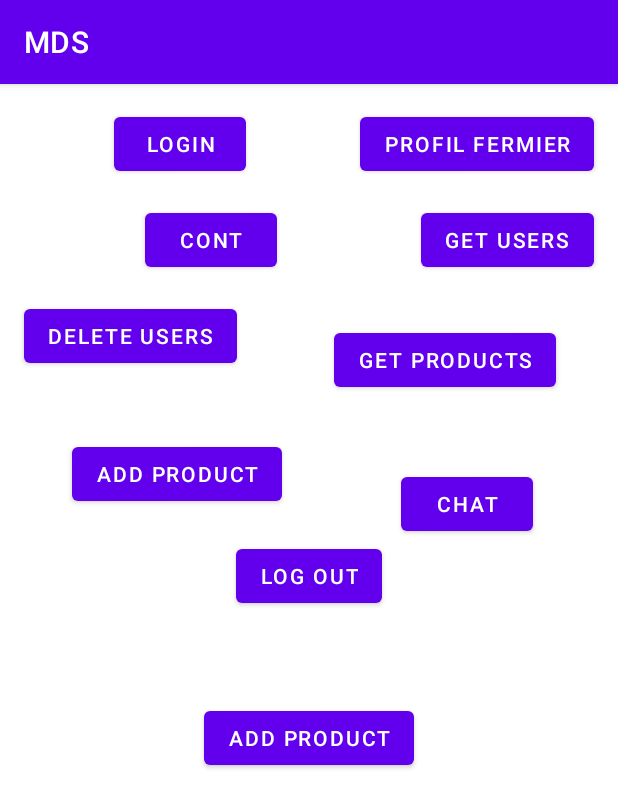
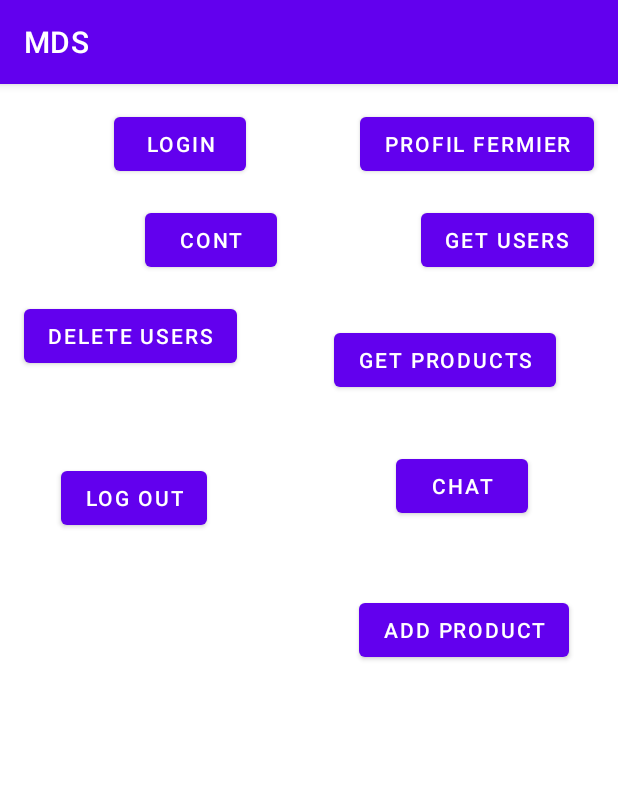
Before and after one commit to andreeamatei5810/Smart-Farmer, an Android app: the screen it shows after launch (MainActivity), on a phone screen of 412 x 824 dp. Shown: the top 808 px of the screen. Run offline under Robolectric (Android 15) with nearby library versions, the phone set to English and light mode, and no system bars.

Commit message:
I have displayed the products from the database

```diff
--- a/app/src/main/java/com/example/mds/MainActivity.java
+++ b/app/src/main/java/com/example/mds/MainActivity.java
@@ -18,7 +18,7 @@ public class MainActivity extends AppCompatActivity {
     private EditText imageDetailsET;
     private ImageView objectImageView;
 
-    Button farmerProfile,login,dbButton,deleteUsers, clientProfile,addProduct,dbProd,contacts,logout,upload;
+    Button farmerProfile,login,dbButton,deleteUsers, clientProfile,addProduct,dbProd,contacts,logout,upload,show;
     DBHelper dbHelper;
 
     @Override
@@ -62,6 +62,19 @@ public class MainActivity extends AppCompatActivity {
                 startActivity(i);
             }
         });
+
+
+/*
+        show = findViewById(R.id.show);
+        show.setOnClickListener(new View.OnClickListener() {
+            @Override
+            public void onClick(View v) {
+                Intent i = new Intent(MainActivity.this, ShowImagesActivity.class);
+                startActivity(i);
+            }
+        });
+*/
+
 
         dbHelper = new DBHelper(this);
         dbButton = findViewById(R.id.buttonGetUsers);
--- a/app/src/main/java/com/example/mds/ProductClass.java
+++ b/app/src/main/java/com/example/mds/ProductClass.java
@@ -9,10 +9,6 @@ public class ProductClass {
     Bitmap image;
 
 
-    public ProductClass(String prodName, Bitmap image) {
-        this.prodName = prodName;
-        this.image = image;
-    }
 
     public ProductClass(String prodName, int prodPirce, String prodDescription, Bitmap image) {
         this.prodPirce = prodPirce;
--- a/app/src/main/java/com/example/mds/UploadActivity.java
+++ b/app/src/main/java/com/example/mds/UploadActivity.java
@@ -93,4 +93,10 @@ public class UploadActivity extends AppCompatActivity  {
 
         }
     }
+
+    public void moveToShowActivity(View view){
+        Intent i = new Intent(this,ShowImagesActivity.class);
+        startActivity(i);
+
+    }
 }
--- a/app/src/main/res/layout/activity_main.xml
+++ b/app/src/main/res/layout/activity_main.xml
@@ -2,6 +2,7 @@
 <androidx.constraintlayout.widget.ConstraintLayout xmlns:android="http://schemas.android.com/apk/res/android"
     xmlns:app="http://schemas.android.com/apk/res-auto"
     xmlns:tools="http://schemas.android.com/tools"
+    android:id="@+id/show"
     android:layout_width="match_parent"
     android:layout_height="match_parent"
     tools:context=".MainActivity">
@@ -72,41 +73,34 @@
         app:layout_constraintTop_toBottomOf="@+id/buttonGetUsers" />
 
     <Button
-        android:id="@+id/buttonAddProduct"
-        android:layout_width="wrap_content"
-        android:layout_height="wrap_content"
-        android:layout_marginStart="48dp"
-        android:layout_marginTop="44dp"
-        android:text="@string/add_product"
-        app:layout_constraintStart_toStartOf="parent"
-        app:layout_constraintTop_toBottomOf="@+id/buttonDeleteUsers" />
-
-    <Button
         android:id="@+id/contacts"
         android:layout_width="wrap_content"
         android:layout_height="wrap_content"
-        android:layout_marginStart="79dp"
-        android:layout_marginTop="48dp"
+        android:layout_marginTop="36dp"
+        android:layout_marginEnd="60dp"
         android:text="@string/chat"
-        app:layout_constraintStart_toEndOf="@+id/buttonAddProduct"
+        app:layout_constraintEnd_toEndOf="parent"
         app:layout_constraintTop_toBottomOf="@+id/buttonGetProducts" />
 
     <Button
         android:id="@+id/buttonLogout"
         android:layout_width="wrap_content"
         android:layout_height="wrap_content"
+        android:layout_marginTop="60dp"
         android:text="LOG OUT"
         app:layout_constraintEnd_toEndOf="parent"
+        app:layout_constraintHorizontal_bias="0.13"
         app:layout_constraintStart_toStartOf="parent"
-        app:layout_constraintTop_toBottomOf="@+id/contacts" />
+        app:layout_constraintTop_toBottomOf="@+id/buttonDeleteUsers" />
 
     <Button
         android:id="@+id/buttonUpload"
         android:layout_width="wrap_content"
         android:layout_height="wrap_content"
-        android:layout_marginTop="108dp"
+        android:layout_marginTop="48dp"
         android:text="Add Product"
         app:layout_constraintEnd_toEndOf="parent"
+        app:layout_constraintHorizontal_bias="0.881"
         app:layout_constraintStart_toStartOf="parent"
         app:layout_constraintTop_toBottomOf="@+id/contacts" />
 
--- a/app/src/main/res/layout/activity_upload.xml
+++ b/app/src/main/res/layout/activity_upload.xml
@@ -64,6 +64,7 @@
         android:textColor="@android:color/white"
         android:text="Move to show activity"
         android:layout_marginTop="2dp"
+        android:onClick="moveToShowActivity"
 
         />
 
--- a/app/src/main/res/layout/show_products.xml
+++ b/app/src/main/res/layout/show_products.xml
@@ -12,6 +12,7 @@
         android:textColor="@android:color/white"
         android:text="Show Images"
         android:id="@+id/showImagesBtn"
+        android:onClick="getData"
         />
 
     <androidx.recyclerview.widget.RecyclerView
```
Also changed, not shown: app/src/main/java/com/example/mds/DBHelper.java (+39 -1 lines), app/src/main/java/com/example/mds/ShowImagesActivity.java (+44 -1 lines), app/src/main/res/layout/single_row.xml (+28 -3 lines).
